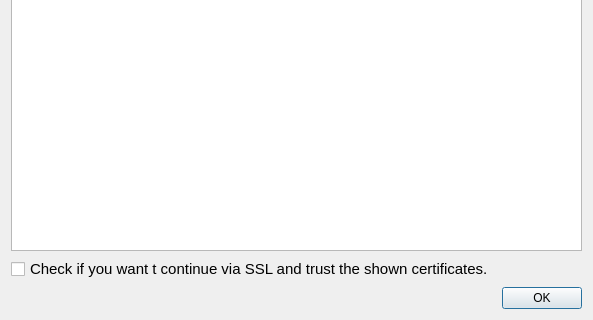
Qt form src/mirall/sslerrorsdialog.ui (nextcloud/desktop) before a commit; both pictures show x 0 to 593 and y 227 to 547 of the 593 by 547 pixel window.
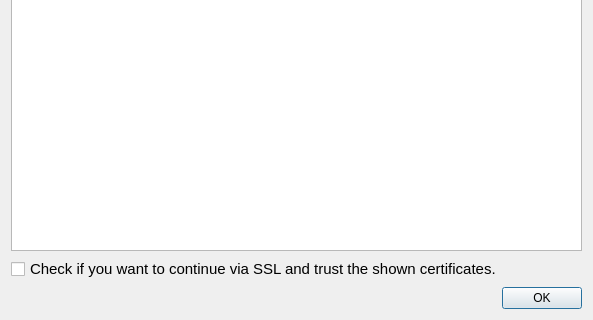
The same form after that commit.

Commit message: Fix a typo in ssl dialog

Patch:
```diff
--- a/src/mirall/sslerrorsdialog.ui
+++ b/src/mirall/sslerrorsdialog.ui
@@ -22,7 +22,7 @@
       </font>
      </property>
      <property name="text">
-      <string>Check if you want t continue via SSL and trust the shown certificates.</string>
+      <string>Check if you want to continue via SSL and trust the shown certificates.</string>
      </property>
     </widget>
    </item>
```
The commit also changes 1 other file.
